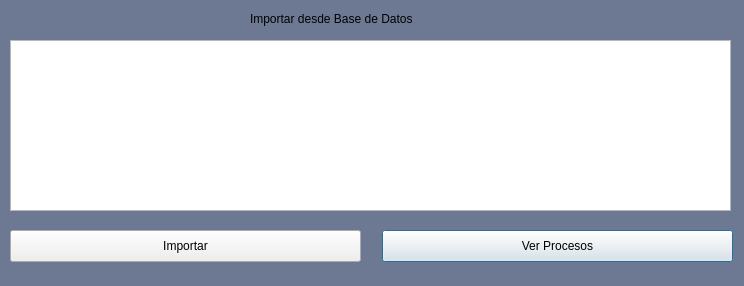
This is practicas 22-10/DialogImportar.ui in salva12/TPSOC1G1 as Qt 5 draws it before an edit. The edited form follows.
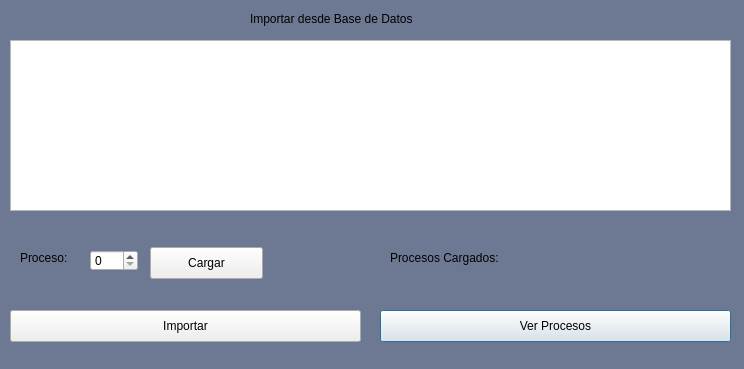
This is the edited form.

```diff
--- a/practicas 22-10/DialogImportar.ui
+++ b/practicas 22-10/DialogImportar.ui
@@ -7,7 +7,7 @@
     <x>0</x>
     <y>0</y>
     <width>744</width>
-    <height>286</height>
+    <height>369</height>
    </rect>
   </property>
   <property name="windowTitle">
@@ -46,8 +46,8 @@
   <widget class="QPushButton" name="pushButtonVertabla">
    <property name="geometry">
     <rect>
-     <x>382</x>
-     <y>230</y>
+     <x>380</x>
+     <y>310</y>
      <width>351</width>
      <height>32</height>
     </rect>
@@ -60,7 +60,7 @@
    <property name="geometry">
     <rect>
      <x>10</x>
-     <y>230</y>
+     <y>310</y>
      <width>351</width>
      <height>32</height>
     </rect>
@@ -122,6 +122,71 @@
     <enum>Qt::AutoText</enum>
    </property>
   </widget>
+  <widget class="QLabel" name="label_Proceso">
+   <property name="geometry">
+    <rect>
+     <x>20</x>
+     <y>250</y>
+     <width>60</width>
+     <height>16</height>
+    </rect>
+   </property>
+   <property name="text">
+    <string>Proceso:</string>
+   </property>
+  </widget>
+  <widget class="QLabel" name="label_PC">
+   <property name="geometry">
+    <rect>
+     <x>390</x>
+     <y>250</y>
+     <width>331</width>
+     <height>16</height>
+    </rect>
+   </property>
+   <property name="text">
+    <string>Procesos Cargados: </string>
+   </property>
+  </widget>
+  <widget class="QSpinBox" name="spinBox_Proceso">
+   <property name="geometry">
+    <rect>
+     <x>90</x>
+     <y>250</y>
+     <width>48</width>
+     <height>21</height>
+    </rect>
+   </property>
+  </widget>
+  <widget class="QPushButton" name="pushButtonCargar">
+   <property name="geometry">
+    <rect>
+     <x>150</x>
+     <y>247</y>
+     <width>113</width>
+     <height>32</height>
+    </rect>
+   </property>
+   <property name="text">
+    <string>Cargar</string>
+   </property>
+  </widget>
+  <widget class="QLabel" name="label_error">
+   <property name="geometry">
+    <rect>
+     <x>390</x>
+     <y>270</y>
+     <width>341</width>
+     <height>21</height>
+    </rect>
+   </property>
+   <property name="styleSheet">
+    <string notr="true">color:red;</string>
+   </property>
+   <property name="text">
+    <string/>
+   </property>
+  </widget>
  </widget>
  <resources/>
  <connections/>
```
